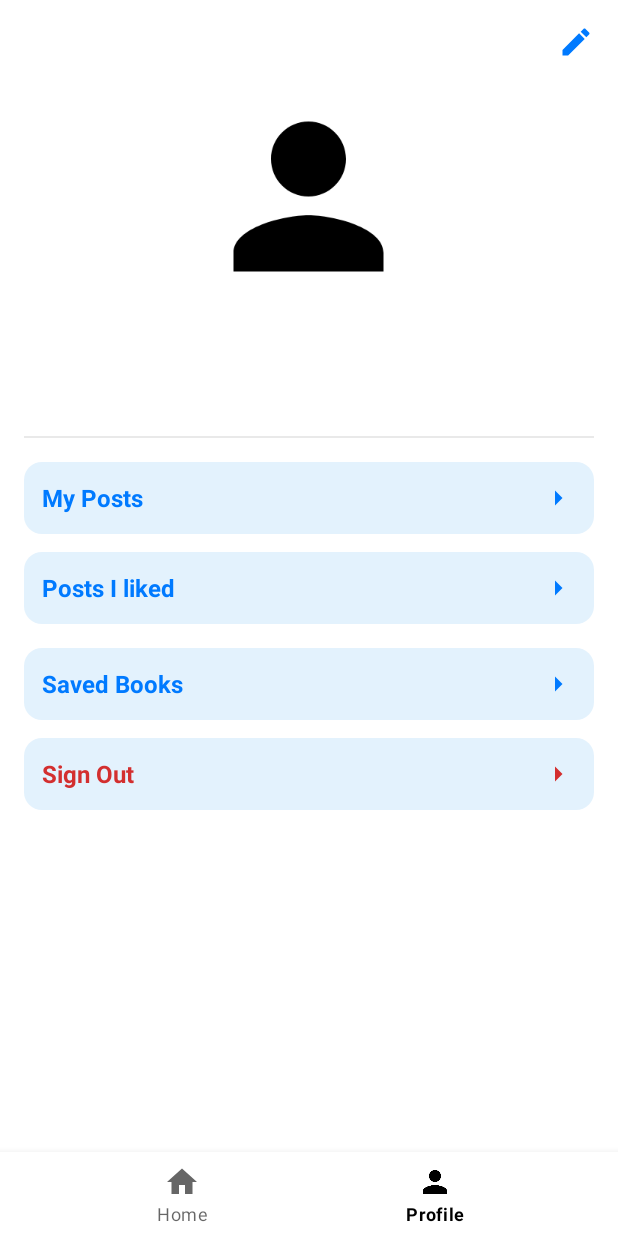
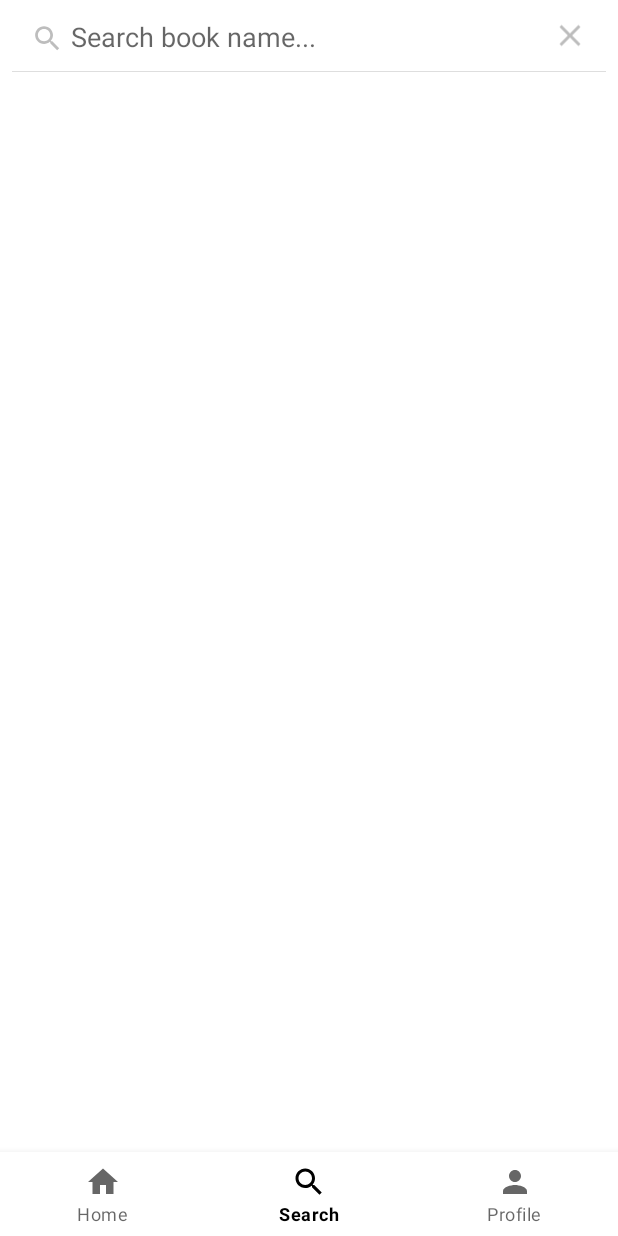
Before and after one commit to ChoshenHindi/BooksApp, an Android app: the screen it shows after launch once a user with an empty profile is signed in (MainActivity), item 2 of the bottom bar chosen, on a phone screen of 412 x 824 dp. Run offline under Robolectric (Android 15) with nearby library versions, the phone set to English and light mode, and no system bars; our stand-ins replace Firebase (no records; nobody signed in at launch, a user with empty details on screens opened directly), Room's generated code, navigation-ui; pictures from the network do not load.

Commit message:
add search books fragment

```diff
--- a/app/build.gradle.kts
+++ b/app/build.gradle.kts
@@ -63,4 +63,8 @@ dependencies {
     ksp("androidx.room:room-compiler:$room_version")
     implementation ("com.github.bumptech.glide:glide:4.16.0")
     implementation (libs.kotlinx.coroutines.android) // Add Coroutine dep
+    implementation ("com.squareup.retrofit2:retrofit:2.9.0")
+    implementation ("com.squareup.retrofit2:converter-gson:2.9.0")
+    implementation("com.github.bumptech.glide:glide:4.15.1")
+
 }
--- a/app/src/main/java/com/example/booksapp/MainActivity.kt
+++ b/app/src/main/java/com/example/booksapp/MainActivity.kt
@@ -26,7 +26,7 @@ class MainActivity : AppCompatActivity() {
 
         val appBarConfiguration = AppBarConfiguration(
             setOf(
-                R.id.navigation_home, R.id.navigation_profile
+                R.id.navigation_home, R.id.search, R.id.navigation_profile
             )
         )
         setupActionBarWithNavController(navController, appBarConfiguration)
--- /dev/null
+++ b/app/src/main/java/com/example/booksapp/api/OpenLibraryApi.kt
@@ -0,0 +1,10 @@
+package com.example.booksapp.api
+
+import com.example.booksapp.entities.SearchResponse
+import retrofit2.http.GET
+import retrofit2.http.Query
+
+interface OpenLibraryApi {
+    @GET("search.json")
+    suspend fun searchBooks(@Query("q") query: String): SearchResponse
+}
--- /dev/null
+++ b/app/src/main/java/com/example/booksapp/ui/search_books/SearchBooksFragment.kt
@@ -0,0 +1,61 @@
+package com.example.booksapp.ui.search_books
+
+import android.app.ProgressDialog
+import android.os.Bundle
+import android.view.LayoutInflater
+import android.view.View
+import android.view.ViewGroup
+import androidx.appcompat.widget.SearchView
+import androidx.fragment.app.Fragment
+import androidx.lifecycle.ViewModelProvider
+import com.example.booksapp.R
+import com.example.booksapp.databinding.SearchBooksFragmentBinding
+import com.example.booksapp.utils.AlertDialogUtils
+
+class SearchBooksFragment : Fragment() {
+
+    lateinit var binding: SearchBooksFragmentBinding
+    private lateinit var loadingDialog: ProgressDialog
+
+    private lateinit var viewModel: SearchBooksViewModel
+    private val adapter : BookAdapter = BookAdapter(ArrayList())
+
+
+    override fun onCreateView(
+        inflater: LayoutInflater, container: ViewGroup?,
+        savedInstanceState: Bundle?
+    ): View {
+        binding = SearchBooksFragmentBinding.inflate(inflater)
+        return binding.root
+    }
+
+    override fun onViewCreated(view: View, savedInstanceState: Bundle?) {
+        super.onViewCreated(view, savedInstanceState)
+        viewModel = ViewModelProvider(this).get(SearchBooksViewModel::class.java)
+
+
+        viewModel.onError.observe(viewLifecycleOwner) {
+            AlertDialogUtils.showAlert(requireContext(), getString(R.string.error), it)
+        }
+
+        viewModel.books.observe(viewLifecycleOwner) {
+            adapter.setItems(it)
+        }
+
+        binding.list.adapter = adapter
+
+        binding.search.setOnQueryTextListener(object : android.widget.SearchView.OnQueryTextListener {
+            override fun onQueryTextSubmit(query: String?): Boolean {
+                viewModel.search(query!!)
+                return true
+            }
+
+            override fun onQueryTextChange(newText: String?): Boolean {
+                return false
+            }
+
+        })
+
+        binding.search.isIconified = false
+    }
+}
--- /dev/null
+++ b/app/src/main/java/com/example/booksapp/ui/search_books/SearchBooksViewModel.kt
@@ -0,0 +1,46 @@
+package com.example.booksapp.ui.search_books
+
+import androidx.lifecycle.MutableLiveData
+import androidx.lifecycle.ViewModel
+import androidx.lifecycle.viewModelScope
+import com.example.booksapp.api.OpenLibraryApi
+import com.example.booksapp.database.DataBaseManager
+import com.example.booksapp.entities.Book
+import com.example.booksapp.entities.Comment
+import com.example.booksapp.entities.Post
+import com.example.booksapp.entities.User
+import kotlinx.coroutines.Dispatchers
+import kotlinx.coroutines.launch
+import kotlinx.coroutines.withContext
+import retrofit2.Retrofit
+import retrofit2.converter.gson.GsonConverterFactory
+
+class SearchBooksViewModel : ViewModel() {
+
+    val createSuccess : MutableLiveData<Unit> = MutableLiveData()
+    val onError : MutableLiveData<String> = MutableLiveData()
+    val books: MutableLiveData<ArrayList<Book>> = MutableLiveData()
+
+    private var retrofit = Retrofit.Builder()
+        .baseUrl("https://openlibrary.org/")
+        .addConverterFactory(GsonConverterFactory.create())
+        .build()
+
+    val api = retrofit.create(OpenLibraryApi::class.java)
+
+
+    fun search(query:String) {
+        viewModelScope.launch(Dispatchers.IO) {
+            try {
+                val response = api.searchBooks(query)
+                val books = response.docs
+                withContext(Dispatchers.Main){
+                    this@SearchBooksViewModel.books.value = books
+                }
+            } catch (e: Exception) {
+                e.printStackTrace()
+            }
+        }
+    }
+
+}
--- /dev/null
+++ b/app/src/main/res/drawable/book_placeholder.xml
@@ -0,0 +1,33 @@
+<!-- res/drawable/book_placeholder.xml -->
+<vector xmlns:android="http://schemas.android.com/apk/res/android"
+    android:width="96dp"
+    android:height="96dp"
+    android:viewportWidth="96"
+    android:viewportHeight="96">
+
+    <path
+        android:fillColor="#E0E0E0"
+        android:pathData="M12,0h72a12,12 0 0,1 12,12v72a12,12 0 0,1 -12,12h-72a12,12 0 0,1 -12,-12v-72a12,12 0 0,1 12,-12z" />
+    <path
+        android:fillColor="#FFFFFF"
+        android:strokeColor="#B0BEC5"
+        android:strokeWidth="2"
+        android:pathData="M24,20h48a4,4 0 0,1 4,4v48a4,4 0 0,1 -4,4h-48a4,4 0 0,1 -4,-4v-48a4,4 0 0,1 4,-4z" />
+
+    <path
+        android:fillColor="#CFD8DC"
+        android:pathData="M28,28h40a2,2 0 0,1 0,4h-40a2,2 0 0,1 0,-4z" />
+
+    <path
+        android:fillColor="#CFD8DC"
+        android:pathData="M28,38h40a2,2 0 0,1 0,4h-40a2,2 0 0,1 0,-4z" />
+
+    <path
+        android:fillColor="#CFD8DC"
+        android:pathData="M28,46h28a2,2 0 0,1 0,4h-28a2,2 0 0,1 0,-4z" />
+
+    <path
+        android:fillColor="#CFD8DC"
+        android:pathData="M28,54h20a2,2 0 0,1 0,4h-20a2,2 0 0,1 0,-4z" />
+
+</vector>
--- /dev/null
+++ b/app/src/main/res/layout/search_books_fragment.xml
@@ -0,0 +1,21 @@
+<?xml version="1.0" encoding="utf-8"?>
+<LinearLayout xmlns:android="http://schemas.android.com/apk/res/android"
+    xmlns:app="http://schemas.android.com/apk/res-auto"
+    android:layout_width="match_parent"
+    android:layout_height="match_parent"
+    android:orientation="vertical">
+
+    <SearchView
+        android:id="@+id/search"
+        android:layout_width="match_parent"
+        android:layout_height="wrap_content"
+        android:queryHint="@string/search_by_book_name"/>
+    <androidx.recyclerview.widget.RecyclerView
+        android:id="@+id/list"
+        android:paddingHorizontal="8dp"
+        android:layout_width="match_parent"
+        app:layoutManager="androidx.recyclerview.widget.LinearLayoutManager"
+        android:layout_height="0dp"
+        android:layout_weight="1"/>
+
+</LinearLayout>
--- a/app/src/main/res/menu/bottom_nav_menu.xml
+++ b/app/src/main/res/menu/bottom_nav_menu.xml
@@ -7,6 +7,10 @@
         android:title="@string/title_home" />
 
     <item
+        android:id="@+id/search"
+        android:icon="@drawable/baseline_search_24"
+        android:title="@string/search" />
+    <item
         android:id="@+id/navigation_profile"
         android:icon="@drawable/baseline_person_24"
         android:title="@string/profile" />
--- a/app/src/main/res/navigation/main_nav.xml
+++ b/app/src/main/res/navigation/main_nav.xml
@@ -16,6 +16,19 @@
         tools:layout="@layout/fragment_profile" >
         <action
             android:id="@+id/action_open_profile_activiy"
+            app:destination="@id/update_profile_activity" />
+
+        <action
+            android:id="@+id/action_posts_activiy"
+            app:destination="@id/posts_activity" />
+    </fragment>
+
+    <fragment
+        android:id="@+id/search"
+        android:name="com.example.booksapp.ui.search_books.SearchBooksFragment"
+        tools:layout="@layout/search_books_fragment" >
+        <action
+            android:id="@+id/action_open_search"
             app:destination="@id/update_profile_activity" />
 
         <action
--- a/app/src/main/res/values/strings.xml
+++ b/app/src/main/res/values/strings.xml
@@ -48,4 +48,5 @@
     <string name="search_by_book_name">Search book name...</string>
     <string name="write_comment">Write comment...</string>
     <string name="comments">Comments</string>
+    <string name="search">Search</string>
 </resources>
```
Also changed, not shown: app/src/main/java/com/example/booksapp/entities/Book.kt (added, +12 -0 lines), app/src/main/java/com/example/booksapp/ui/home/HomeFragment.kt (deleted, +0 -35 lines), app/src/main/java/com/example/booksapp/ui/home/HomeViewModel.kt (deleted, +0 -13 lines), app/src/main/java/com/example/booksapp/ui/search_books/BooksAdapter.kt (added, +52 -0 lines), app/src/main/res/layout/item_book.xml (added, +40 -0 lines).
